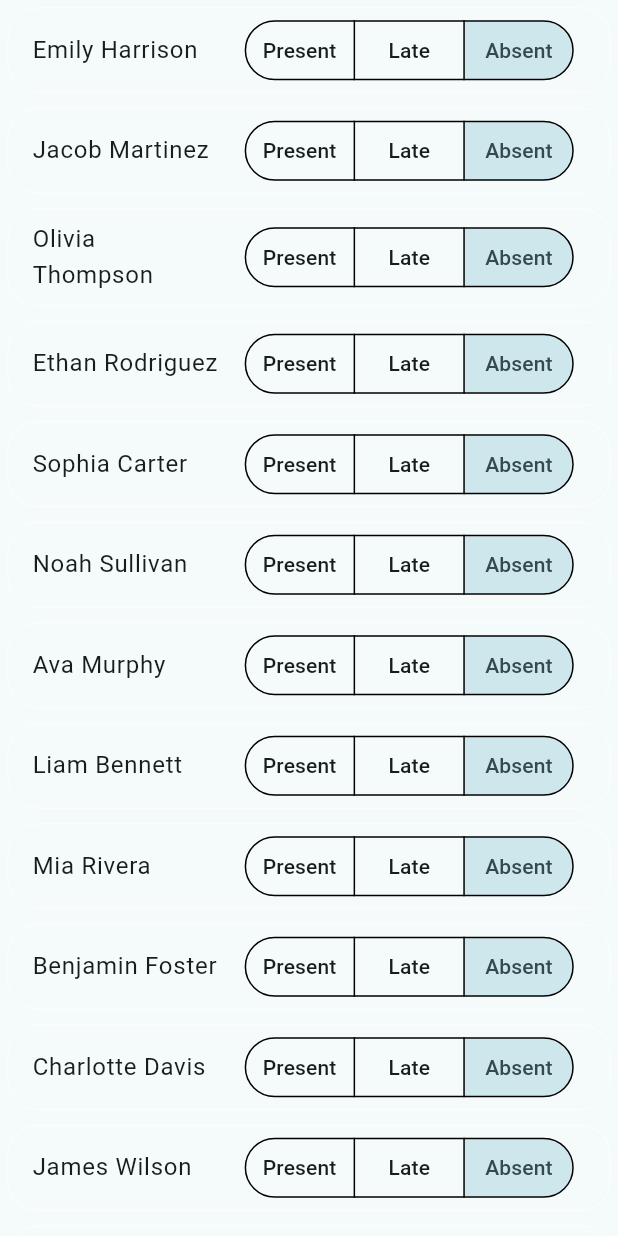
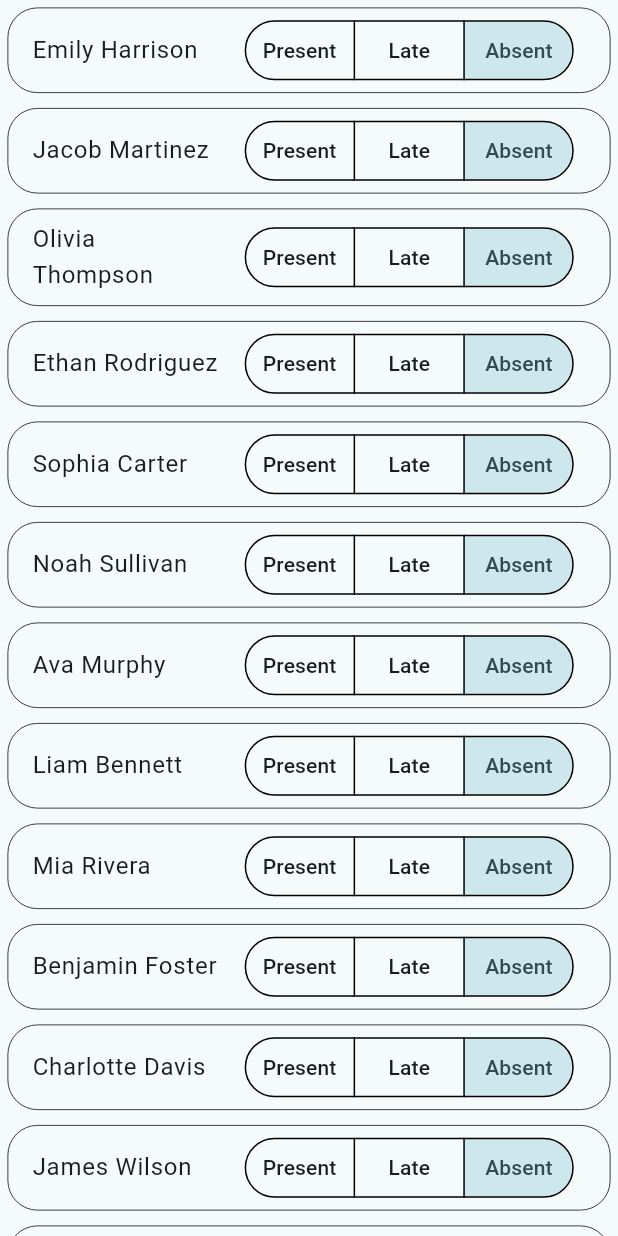
Before and after one commit to lachlk/school_role, a Flutter app: the StudentList screen opened directly, on a phone screen of 412 x 824 dp. Run offline on Flutter 3.47's test engine with Material 3 defaults, Android fonts, the phone set to English and light mode, and no system bars; drawn by our look-alikes of dynamic_color; our stand-ins replace firebase_auth, firebase_core; missing offline and left inert: firebase_ui_auth; accounts and stored records are empty; generated files the repository leaves out were written again.

Commit message:
Changed from onPrimary to outline

```diff
--- a/lib/pages/presence_page.dart
+++ b/lib/pages/presence_page.dart
@@ -39,7 +39,7 @@ class _StudentListState extends State<StudentList> {
           child: ListTile(
             shape: RoundedRectangleBorder(
               side: BorderSide(
-                  color: Theme.of(context).colorScheme.onPrimary, width: 0.5),
+                  color: Theme.of(context).colorScheme.outline, width: 0.5),
               borderRadius: BorderRadius.circular(20),
             ),
             title: Text(student), // Display student name
```
